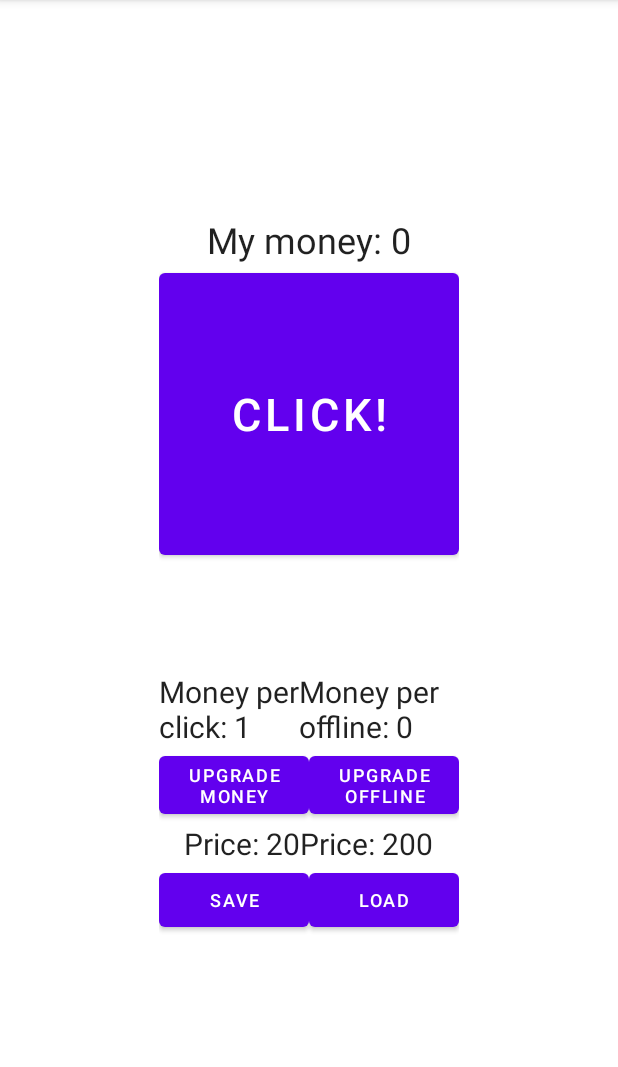
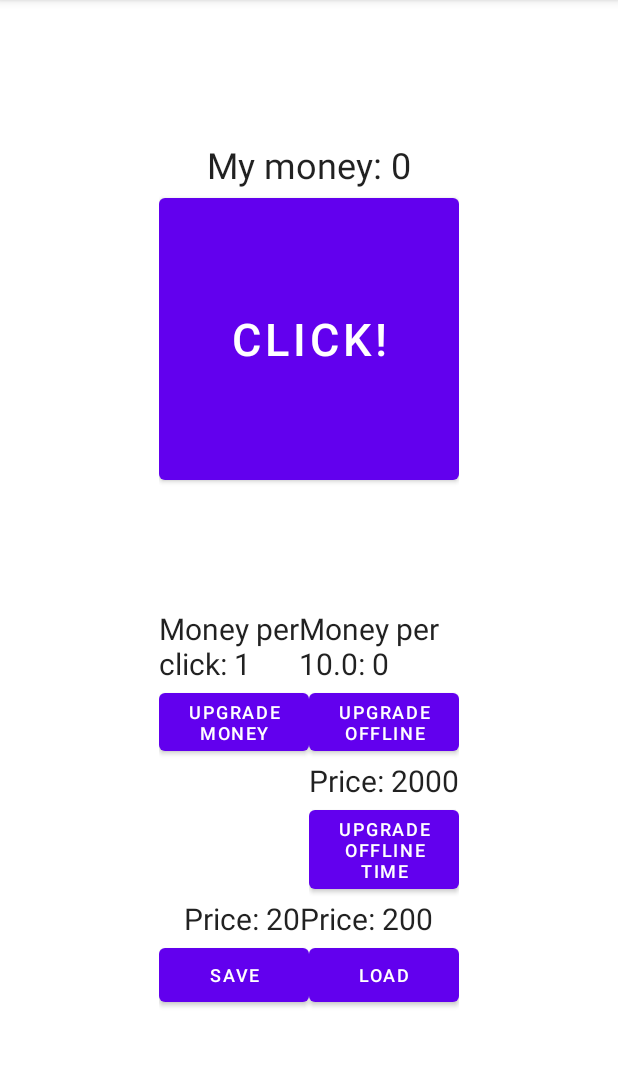
Before and after one commit to SunZar/MyItSchool, an Android app: the screen it shows after launch (MainActivity), after a tap on "LOAD", on a phone screen of 412 x 824 dp, the part 84-1151 px from its top. Run offline under Robolectric (Android 15) with nearby library versions, the phone set to English and light mode, and no system bars.

Commit message:
Fixed bugs, offline money is working now (Handler), added offline time button

```diff
--- a/app/src/main/java/com/example/myitschool/MainActivity.java
+++ b/app/src/main/java/com/example/myitschool/MainActivity.java
@@ -1,10 +1,14 @@
 package com.example.myitschool;
+
+import static java.lang.Thread.sleep;
 
 import androidx.annotation.NonNull;
 import androidx.appcompat.app.AppCompatActivity;
 
 import android.content.SharedPreferences;
 import android.os.Bundle;
+import android.os.Handler;
+import android.os.Message;
 import android.view.View;
 import android.widget.Toast;
 
@@ -21,6 +25,7 @@ public class MainActivity extends AppCompatActivity {
 
     private int addMoney = 1;
     private int offlineMoney = 0;
+    private float offlineTime = 10f;
 
     SharedPreferences mySP;
     final int SAVE_MONEY = 0;
@@ -28,6 +33,9 @@ public class MainActivity extends AppCompatActivity {
     final int SAVE_LEVEL_UPGRADE_OFFLINE_MONEY = 2;
     final int SAVE_OFFLINE_MONEY = 3;
     final int SAVE_ADD_MONEY = 4;
+    final int SAVE_LEVEL_UPGRADE_OFFLINE_TIME = 5;
+
+    private Handler offlineHandler;
 
     @Override
     protected void onCreate(Bundle savedInstanceState) {
@@ -49,11 +57,12 @@ public class MainActivity extends AppCompatActivity {
             levelUpgradeOfflineMoney = savedInstanceState.getInt("levelUpgradeOfflineMoney");
             offlineMoney = savedInstanceState.getInt("offlineMoney");
             addMoney = savedInstanceState.getInt("addMoney");
+            offlineTime = savedInstanceState.getFloat("offlineTime");
         }
         binding.upgradeAddMoneyPrice.setText("Price: " + Integer.toString(addMoney * 20));
         binding.upgradeOfflineMoneyPrice.setText("Price: " + Integer.toString((offlineMoney + 1) * 200));
         binding.addMoneyCount.setText("Money per\nclick: " + Integer.toString(addMoney));
-        binding.addOfflineMoneyCount.setText("Money per\noffline: " + Integer.toString(offlineMoney));
+        binding.addOfflineMoneyCount.setText("Money per\n" + offlineTime + ": " + Integer.toString(offlineMoney));
 
         //Checking all buttons for click
         binding.buttonMoney.setOnClickListener(new View.OnClickListener() {
@@ -94,11 +103,45 @@ public class MainActivity extends AppCompatActivity {
             }
         });
 
+        binding.buttonUpgradeOfflineTime.setOnClickListener(new View.OnClickListener() {
+            @Override
+            public void onClick(View view) {
+                onClickBtnUpgradeOfflineTime();
+            }
+        });
 
+        offlineHandler = new Handler() {
+            public void handleMessage(Message msg) {
+                super.handleMessage(msg);
+                binding.moneyCount.setText(
+                        Integer.toString(Integer.parseInt(binding.moneyCount.getText().toString()) + offlineMoney)
+                );
+                offlineHandler.sendEmptyMessageDelayed(0, (long) (offlineTime * 1000));
+            }
+        };
+
+        offlineHandler.sendEmptyMessage(0);
+
+//        new Thread(new Runnable() {
+//            @Override
+//            public void run() {
+//                while (true) {
+//                    offlineHandler.post(new Runnable() {
+//                        @Override
+//                        public void run() {
+//
+//                            binding.moneyCount.setText(
+//                                    Integer.toString(Integer.parseInt(binding.moneyCount.getText().toString()) + offlineMoney + 1)
+//                            );
+//                        }
+//                    });
+//                }
+//            }
+//        });
 
 //        OfflineMoney offlineMoney = new OfflineMoney();
 //        offlineMoney.start();
-
+//
 //        binding.moneyCount.postDelayed(new Runnable() {
 //            @Override
 //            public void run() {
@@ -110,21 +153,21 @@ public class MainActivity extends AppCompatActivity {
 
     }
 
-    class OfflineMoney extends Thread {
-        @Override
-        public void run() {
-            while(true) {
-                binding.moneyCount.setText(
-                        Integer.toString(Integer.parseInt(binding.moneyCount.getText().toString()) + offlineMoney + 1)
-                );
-                try {
-                    sleep(10000);
-                } catch (InterruptedException e) {
-                    e.printStackTrace();
-                }
-            }
-        }
-    }
+//    class OfflineMoney extends Thread {
+//        @Override
+//        public void run() {
+//            while(true) {
+//                binding.moneyCount.setText(
+//                        Integer.toString(Integer.parseInt(binding.moneyCount.getText().toString()) + offlineMoney + 1)
+//                );
+//                try {
+//                    sleep(10000);
+//                } catch (InterruptedException e) {
+//                    e.printStackTrace();
+//                }
+//            }
+//        }
+//    }
 
 
 //    class OfflineMoney extends Thread {
@@ -160,6 +203,7 @@ public class MainActivity extends AppCompatActivity {
         editor.putInt(String.valueOf(SAVE_LEVEL_UPGRADE_OFFLINE_MONEY), levelUpgradeOfflineMoney);
         editor.putInt(String.valueOf(SAVE_OFFLINE_MONEY), offlineMoney);
         editor.putInt(String.valueOf(SAVE_ADD_MONEY), addMoney);
+        editor.putFloat(String.valueOf(SAVE_LEVEL_UPGRADE_OFFLINE_TIME), offlineTime);
 
         editor.commit();
         Toast.makeText(this, "Progress saved", Toast.LENGTH_SHORT).show();
@@ -167,6 +211,8 @@ public class MainActivity extends AppCompatActivity {
 
     private void loadPref() {
         mySP = getPreferences(MODE_PRIVATE);
+        float saveFloat = mySP.getFloat(String.valueOf(SAVE_LEVEL_UPGRADE_OFFLINE_TIME), 10f);
+        offlineTime = saveFloat;
         int saveInt = mySP.getInt(String.valueOf(SAVE_MONEY), 0);
         binding.moneyCount.setText(Integer.toString(saveInt)); //g
 
@@ -188,7 +234,7 @@ public class MainActivity extends AppCompatActivity {
         binding.upgradeAddMoneyPrice.setText("Price: " + Integer.toString(addMoney * 20));
         binding.upgradeOfflineMoneyPrice.setText("Price: " + Integer.toString((offlineMoney + 1) * 200));
         binding.addMoneyCount.setText("Money per\nclick: " + Integer.toString(addMoney));
-        binding.addOfflineMoneyCount.setText("Money per\noffline: " + Integer.toString(offlineMoney));
+        binding.addOfflineMoneyCount.setText("Money per\n" + offlineTime + ": " + Integer.toString(offlineMoney));
 
 
 
@@ -202,6 +248,7 @@ public class MainActivity extends AppCompatActivity {
         outState.putInt("levelUpgradeOfflineMoney", levelUpgradeOfflineMoney);
         outState.putInt("offlineMoney", offlineMoney);
         outState.putInt("addMoney", addMoney);
+        outState.putFloat("offlineTime", offlineTime);
     }
 
     private void loadGetAllPref() {
@@ -234,6 +281,12 @@ public class MainActivity extends AppCompatActivity {
             int saveInt = mySP.getInt(String.valueOf(SAVE_MONEY), 0);
             binding.moneyCount.setText(Integer.toString(saveInt));//h
         }
+
+        if (getPreferences(MODE_PRIVATE).getFloat(String.valueOf(SAVE_LEVEL_UPGRADE_OFFLINE_TIME), 10f) != 10f) {
+            mySP = getPreferences(MODE_PRIVATE);
+            float saveFloat = mySP.getFloat(String.valueOf(SAVE_LEVEL_UPGRADE_OFFLINE_TIME), 10f);
+            offlineTime = saveFloat;
+        }
     }
 
     private void onClickBtnUpgradeOfflineMoney() {
@@ -243,8 +296,21 @@ public class MainActivity extends AppCompatActivity {
             );
             levelUpgradeOfflineMoney = levelUpgradeOfflineMoney + 1;
             offlineMoney = offlineMoney + 1;
-            binding.addOfflineMoneyCount.setText("Money per\noffline: " + Integer.toString(offlineMoney));
+            binding.addOfflineMoneyCount.setText("Money per\n" + offlineTime + ": " + Integer.toString(offlineMoney));
             binding.upgradeOfflineMoneyPrice.setText("Price: " + Integer.toString((offlineMoney + 1) * 200));
+        } else {
+            notEnoughMoney();
+        }
+    }
+
+    private void onClickBtnUpgradeOfflineTime() {
+        if (Integer.parseInt(binding.moneyCount.getText().toString()) >= (int) (101 - offlineTime * 10) * 1000) {
+            binding.moneyCount.setText(
+                    Integer.toString(Integer.parseInt(binding.moneyCount.getText().toString()) - (int) (101 - offlineTime * 10) * 1000)
+            );
+            offlineTime = offlineTime - 0.5f;
+            binding.addOfflineMoneyCount.setText("Money per\n" + offlineTime + ": " + Integer.toString(offlineMoney));
+            binding.upgradeOfflineTimePrice.setText("Price: " + Integer.toString((int) (101 - offlineTime * 10) * 1000));
         } else {
             notEnoughMoney();
         }
--- a/app/src/main/res/layout/activity_main.xml
+++ b/app/src/main/res/layout/activity_main.xml
@@ -50,7 +50,7 @@
 
     <LinearLayout
         android:layout_width="wrap_content"
-        android:layout_height="200dp"
+        android:layout_height="300dp"
         android:orientation="vertical"
         android:gravity="bottom">
 
@@ -96,6 +96,57 @@
             <Button
                 android:id="@+id/button_upgrade_offline_money"
                 android:text="Upgrade offline"
+                android:textSize="12dp"
+                android:layout_width="100dp"
+                android:layout_height="wrap_content"
+                android:layout_gravity="center"/>
+
+        </LinearLayout>
+
+        <LinearLayout
+            android:layout_width="wrap_content"
+            android:layout_height="wrap_content"
+            android:orientation="horizontal"
+            android:layout_gravity="right">
+
+<!--            <TextView-->
+<!--                android:id="@+id/upgrade_add_money_price"-->
+<!--                android:layout_width="wrap_content"-->
+<!--                android:layout_height="wrap_content"-->
+<!--                android:layout_gravity="center"-->
+<!--                android:gravity=""-->
+<!--                android:text="Price: 20"-->
+<!--                android:textAppearance="@style/TextAppearance.AppCompat.Headline"-->
+<!--                android:textSize="20dp" />-->
+
+            <TextView
+                android:id="@+id/upgrade_offline_time_price"
+                android:text="Price: 2000"
+                android:textSize="20dp"
+                android:textAppearance="@style/TextAppearance.AppCompat.Headline"
+                android:layout_width="wrap_content"
+                android:layout_height="wrap_content"
+                android:layout_gravity="center"/>
+
+        </LinearLayout>
+
+        <LinearLayout
+            android:layout_width="wrap_content"
+            android:layout_height="wrap_content"
+            android:orientation="horizontal"
+            android:layout_gravity="right">
+
+<!--            <Button-->
+<!--                android:id="@+id/button_upgrade_add_money"-->
+<!--                android:text="Upgrade money"-->
+<!--                android:textSize="12dp"-->
+<!--                android:layout_width="100dp"-->
+<!--                android:layout_height="wrap_content"-->
+<!--                android:layout_gravity="center"/>-->
+
+            <Button
+                android:id="@+id/button_upgrade_offline_time"
+                android:text="Upgrade offline time"
                 android:textSize="12dp"
                 android:layout_width="100dp"
                 android:layout_height="wrap_content"
```
